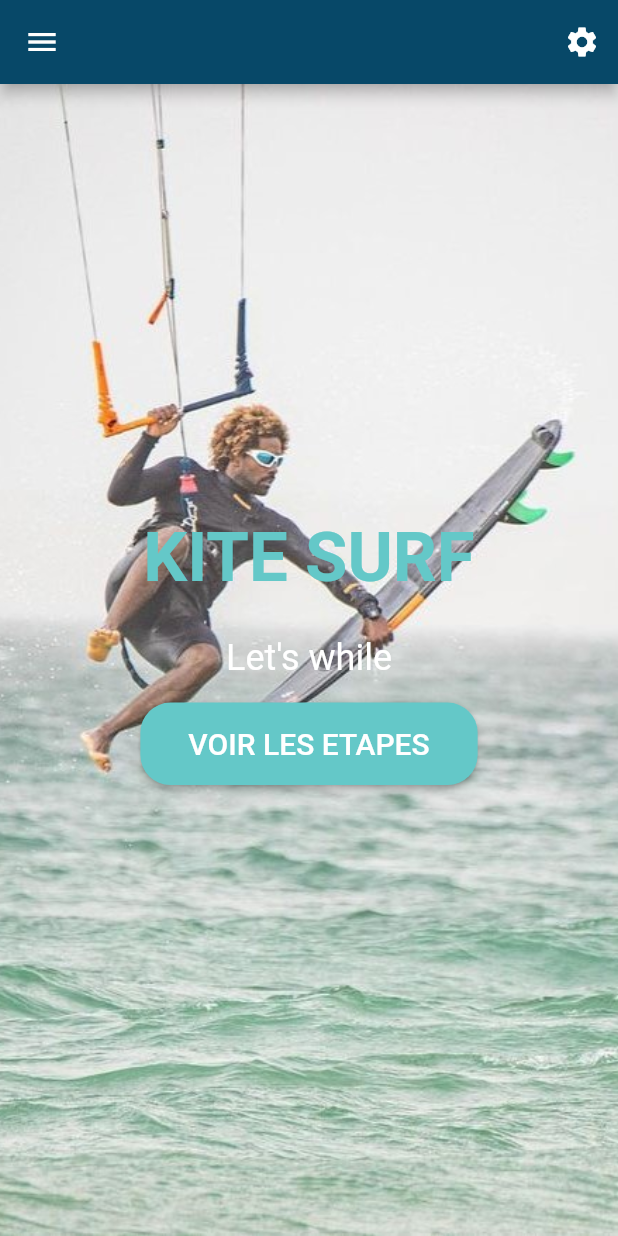
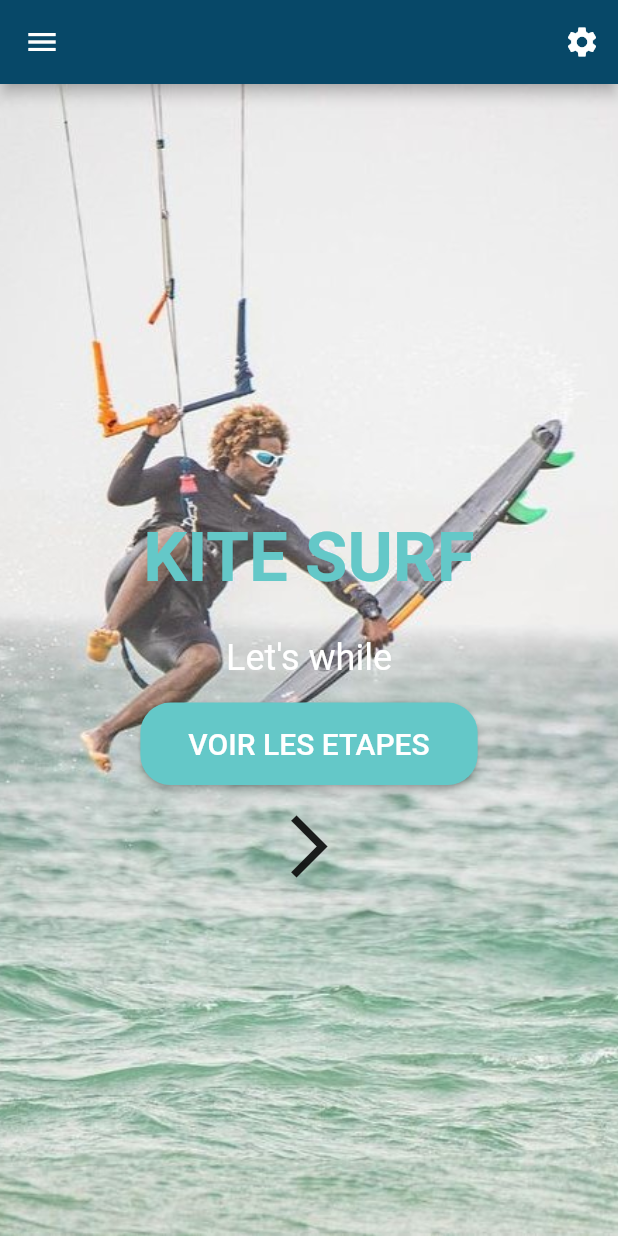
Before and after one commit to jeanJonathan/progress_notebook, a Flutter app: the screen it shows after launch, on a phone screen of 412 x 824 dp. Run offline on Flutter 3.47's test engine with Material 2 defaults, Android fonts, the phone set to English and light mode, and no system bars.

Commit message:
Ajout de l'icone de fleche pour indiquer le mouvement a utiliser pour y acceder a l'autre sport

```diff
--- a/lib/main.dart
+++ b/lib/main.dart
@@ -130,7 +130,12 @@ class Kitesurf extends StatelessWidget {
                         backgroundColor: Color(0xFF64C8C8), // Modifier la couleur ici
                       ),
                     ),
-
+                    SizedBox(height: 16),
+                    Positioned(
+                      top: 250,
+                      right: 5,
+                      child: Icon(Icons.arrow_forward_ios, size: 50),
+                    ),
                   ],
                 ),
               ),
```
